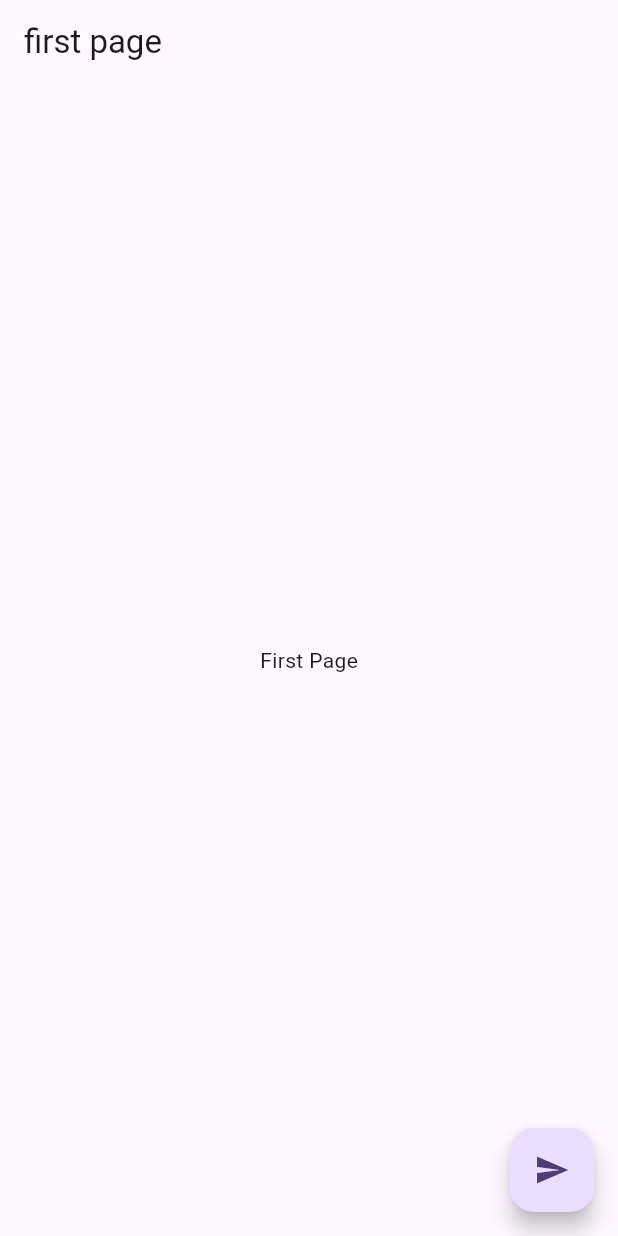
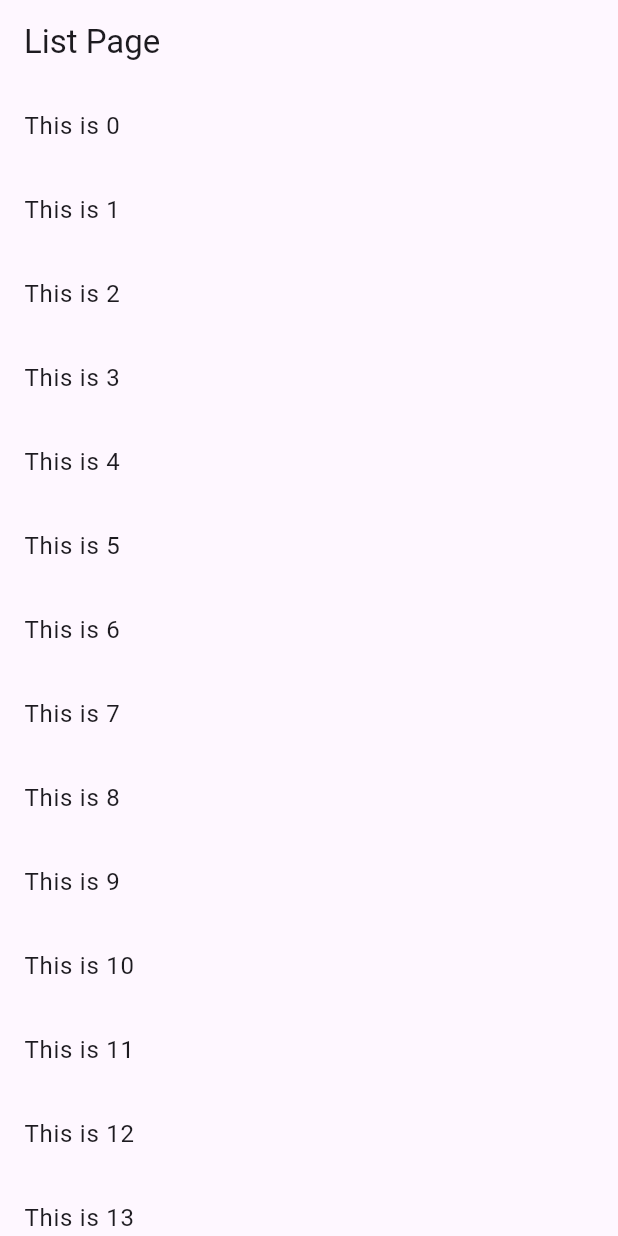
Before and after one commit to TomoyaMizumori/documents, a Flutter app: the screen it shows after launch, on a phone screen of 412 x 824 dp. Run offline on Flutter 3.47's test engine with Material 3 defaults, Android fonts, the phone set to English and light mode, and no system bars.

Commit message:
navigator終了

```diff
--- /dev/null
+++ b/flutter/navigator_practice/lib/list_page.dart
@@ -0,0 +1,26 @@
+import 'package:flutter/material.dart';
+import 'package:navigator_practice/detail_page.dart';
+
+class MyList extends StatelessWidget {
+  MyList({super.key});
+
+  final intList = List.generate(100, (index) => index);
+
+  @override
+  Widget build(BuildContext context) {
+    return Scaffold(
+      appBar: AppBar(
+        title: const Text(('List Page')),
+      ),
+      body: ListView.builder(
+          itemCount: intList.length,
+          itemBuilder: (context, index) => ListTile(
+                title: Text('This is $index'),
+                onTap: () => Navigator.of(context).push(MaterialPageRoute(
+                    builder: (context) => MyDetail(
+                          selectedItem: index.toString(),
+                        ))),
+              )),
+    );
+  }
+}
--- a/flutter/navigator_practice/lib/main.dart
+++ b/flutter/navigator_practice/lib/main.dart
@@ -1,5 +1,7 @@
 import 'package:flutter/material.dart';
+import 'package:navigator_practice/detail_page.dart';
 import 'package:navigator_practice/first_page.dart';
+import 'package:navigator_practice/list_page.dart';
 import 'package:navigator_practice/second_page.dart';
 
 void main() {
@@ -18,10 +20,12 @@ class MyApp extends StatelessWidget {
         colorScheme: ColorScheme.fromSeed(seedColor: Colors.deepPurple),
         useMaterial3: true,
       ),
-      home: const FirstPage(),
+      home: MyList(),
       routes: <String, WidgetBuilder>{
         'first': (context) => const FirstPage(),
         'second': (context) => const SecondPage(),
+        'list': (context) => MyList(),
+        'detail': (context) => MyDetail(),
       },
     );
   }
```
Also changed, not shown: flutter/navigator_practice/lib/detail_page.dart (added, +19 -0 lines).
